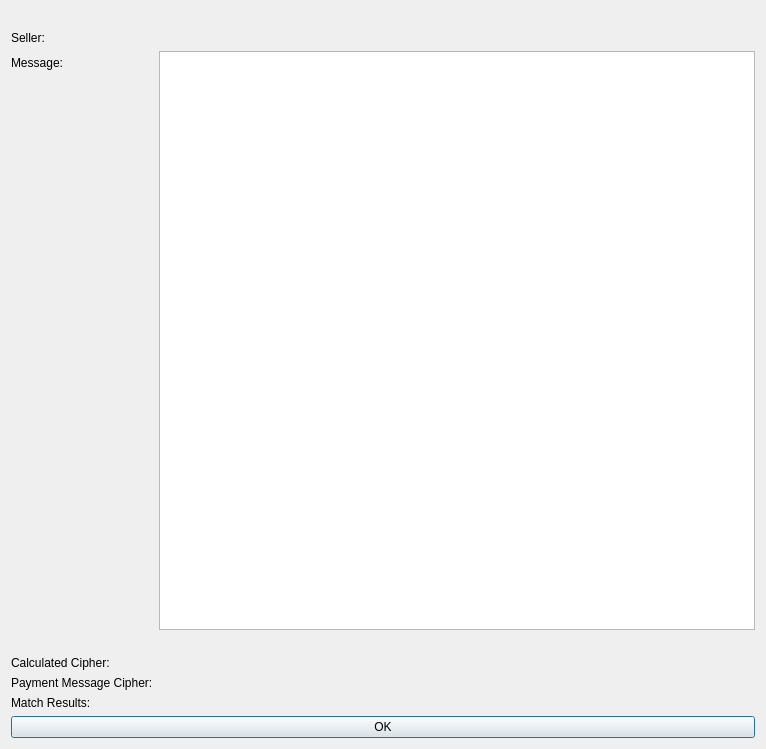
Qt form src/qt/forms/escrowciphertool.ui (willyko/syscoin2) before a commit.
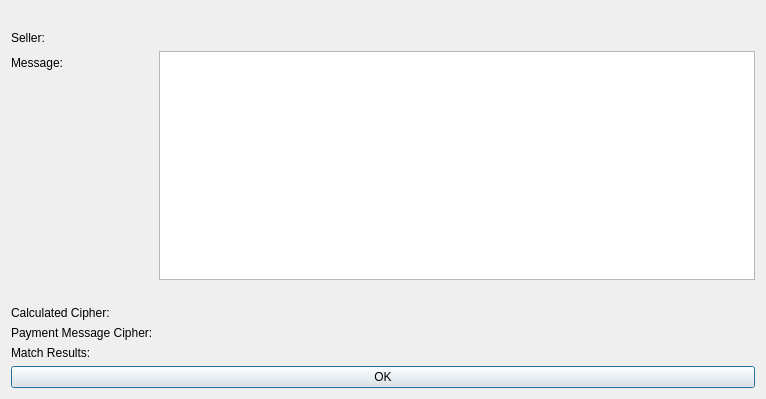
The same form after that commit.

Commit message: try to fix slot

What changed in the file:
```diff
--- a/src/qt/forms/escrowciphertool.ui
+++ b/src/qt/forms/escrowciphertool.ui
@@ -7,7 +7,7 @@
     <x>0</x>
     <y>0</y>
     <width>766</width>
-    <height>749</height>
+    <height>399</height>
    </rect>
   </property>
   <property name="windowTitle">
```
The commit also changes 2 other files.
